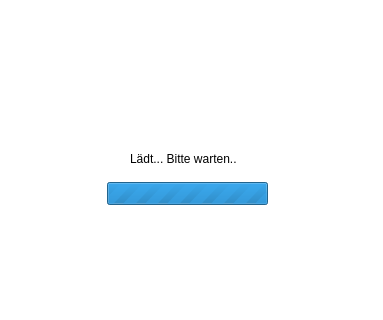
Old version of the form searchmusicoverlay.ui in the repository xxmicloxx/GSPlayerQT; both pictures show x 0 to 383 and y 88 to 408 of the 383 by 600 pixel window.
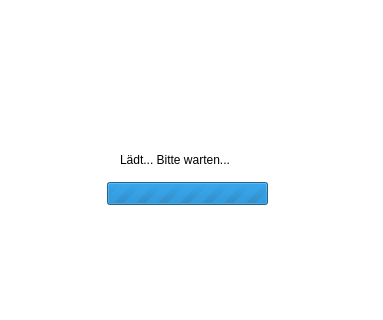
New version of the form.

The edit to the form file:
```diff
--- a/searchmusicoverlay.ui
+++ b/searchmusicoverlay.ui
@@ -16,6 +16,10 @@
   <property name="styleSheet">
    <string notr="true">#lblBkg {
 background-color: rgb(255, 255, 255);
+}
+
+#lblCaption, #lblLeft {
+color: rgb(0, 0, 0);
 }</string>
   </property>
   <widget class="QLabel" name="lblBkg">
@@ -34,10 +38,10 @@
   <widget class="QLabel" name="lblCaption">
    <property name="geometry">
     <rect>
-     <x>130</x>
+     <x>120</x>
      <y>240</y>
-     <width>107</width>
-     <height>13</height>
+     <width>131</width>
+     <height>16</height>
     </rect>
    </property>
    <property name="text">
```
Left out of the diff: 13 changed lines with no effect on the pictures.
